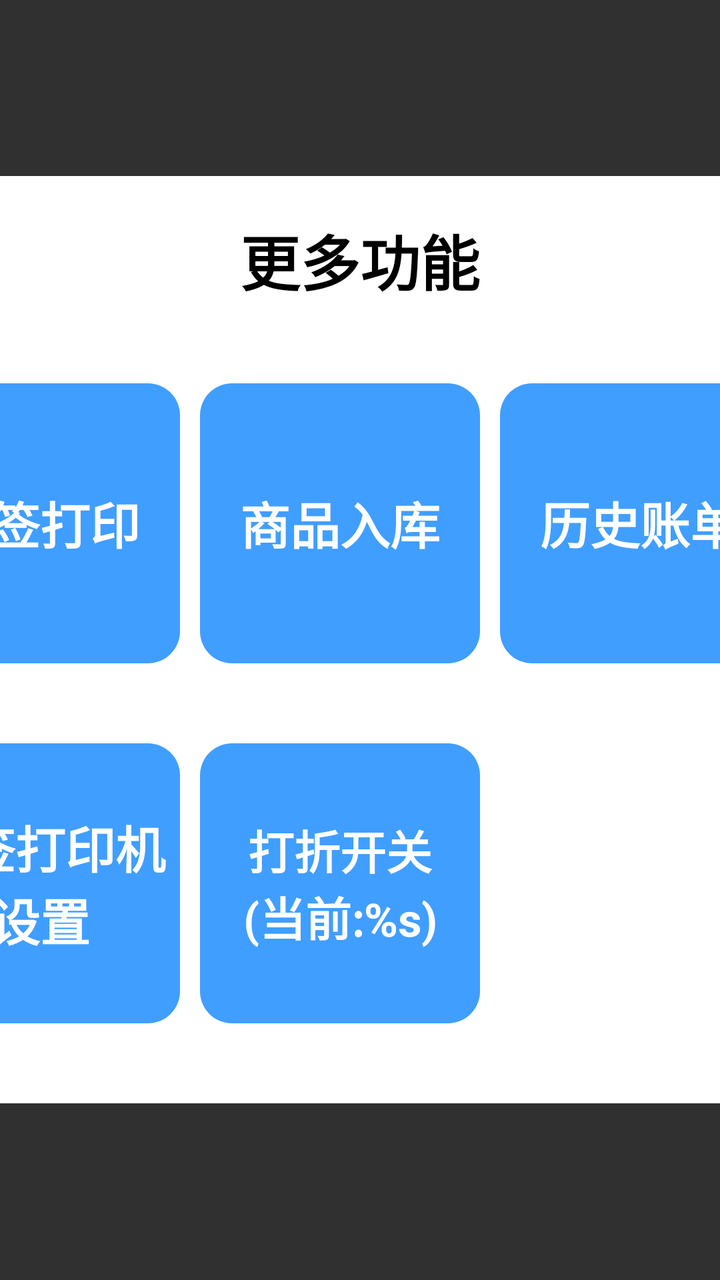
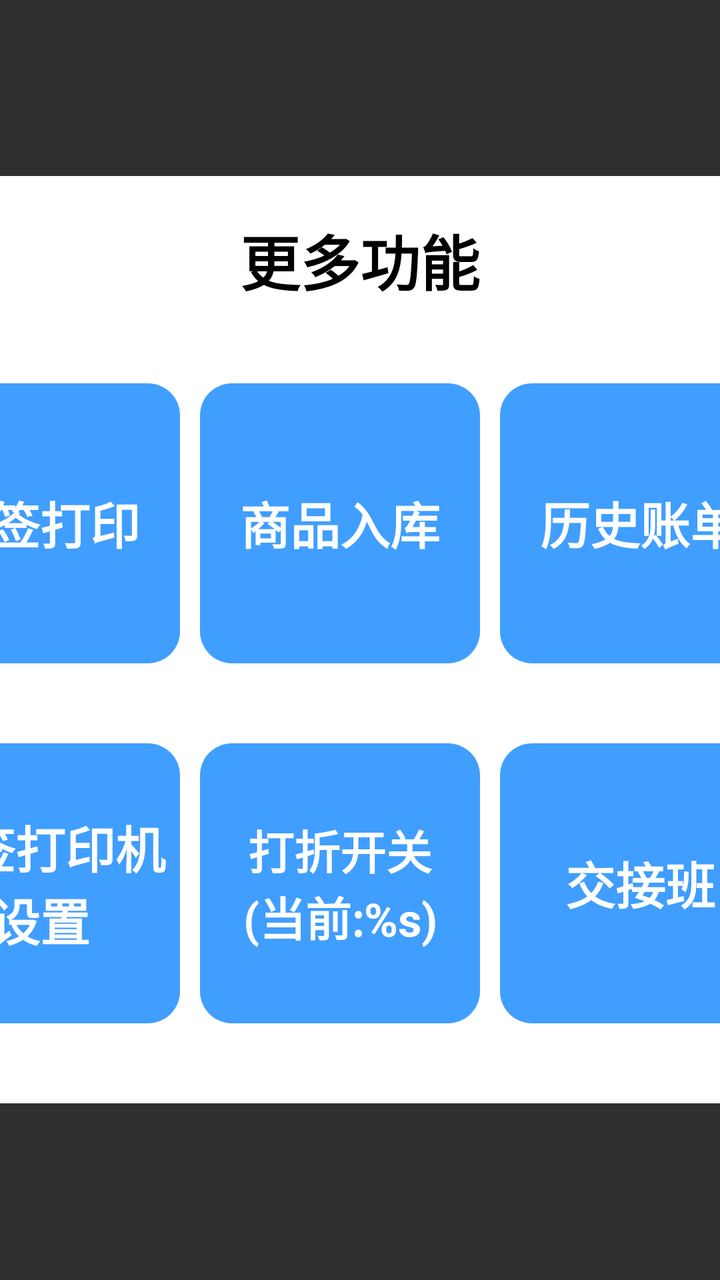

Screens rendered from an Android XML layout before and after an edit, with the pre-edit source and the edit as a unified diff.
<!-- AndroidManifest.xml: application theme Base.Theme.UHMCS -->
<!-- res/layout/popupwindow_more_function.xml -->
<?xml version="1.0" encoding="utf-8"?>
<LinearLayout xmlns:android="http://schemas.android.com/apk/res/android"
    android:orientation="vertical"
    android:layout_width="match_parent"
    android:layout_height="match_parent"
    android:gravity="center"
    android:id="@+id/all_view">
    <LinearLayout
        android:clickable="true"
        android:focusable="true"
        android:padding="20dp"
        android:layout_width="800dp"
        android:layout_height="wrap_content"
        android:orientation="vertical"
        android:background="@drawable/white_bg">
        <RelativeLayout
            android:layout_marginBottom="20dp"
            android:layout_width="match_parent"
            android:layout_height="wrap_content">
            <TextView
                android:id="@+id/hint_tv"
                android:layout_width="wrap_content"
                android:layout_height="wrap_content"
                android:textColor="@color/black"
                android:textSize="30dp"
                android:text="@string/more_features"
                android:textStyle="bold"
                android:layout_centerInParent="true" />
            <ImageView
                android:id="@+id/guanbi_btn"
                android:layout_centerVertical="true"
                android:layout_width="40dp"
                android:layout_height="40dp"
                android:src="@drawable/guanbi"
                android:layout_alignParentRight="true"/>
        </RelativeLayout>
        <LinearLayout
            android:layout_marginTop="20dp"
            android:layout_marginBottom="20dp"
            android:layout_width="match_parent"
            android:layout_height="wrap_content"
            android:orientation="horizontal"
            android:gravity="center_vertical">
            <TextView
                android:id="@+id/tongbushuju_btn"
                android:layout_marginRight="10dp"
                android:layout_width="140dp"
                android:layout_height="140dp"
                android:background="@drawable/blue_bg4"
                android:textColor="@color/white"
                android:textSize="25dp"
                android:textStyle="bold"
                android:text="@string/sync_data"
                android:gravity="center"/>
            <TextView
                android:id="@+id/bianqiandaying_btn"
                android:layout_marginRight="10dp"
                android:layout_width="140dp"
                android:layout_height="140dp"
                android:background="@drawable/blue_bg4"
                android:textColor="@color/white"
                android:textSize="25dp"
                android:textStyle="bold"
                android:text="@string/label_printing"
                android:gravity="center"/>
            <TextView
                android:id="@+id/shangpinruku_btn"
                android:layout_marginRight="10dp"
                android:layout_width="140dp"
                android:layout_height="140dp"
                android:background="@drawable/blue_bg4"
                android:textColor="@color/white"
                android:textSize="25dp"
                android:textStyle="bold"
                android:text="@string/stock_in"
                android:gravity="center"/>
            <TextView
                android:id="@+id/lishizhangdan_btn"
                android:layout_marginRight="10dp"
                android:layout_width="140dp"
                android:layout_height="140dp"
                android:background="@drawable/blue_bg4"
                android:textColor="@color/white"
                android:textSize="25dp"
                android:textStyle="bold"
                android:text="@string/order_history"
                android:gravity="center"/>
            <TextView
                android:id="@+id/tuichudenglv_btn"
                android:layout_marginRight="10dp"
                android:layout_width="140dp"
                android:layout_height="140dp"
                android:background="@drawable/blue_bg4"
                android:textColor="@color/white"
                android:textSize="25dp"
                android:textStyle="bold"
                android:text="@string/log_out"
                android:gravity="center"/>
        </LinearLayout>
        <LinearLayout
            android:visibility="visible"
            android:layout_marginTop="20dp"
            android:layout_marginBottom="20dp"
            android:layout_width="match_parent"
            android:layout_height="wrap_content"
            android:orientation="horizontal"
            android:gravity="center_vertical">
            <TextView
                android:id="@+id/zhangdandayingji_btn"
                android:visibility="visible"
                android:layout_marginEnd="10dp"
                android:layout_width="140dp"
                android:layout_height="140dp"
                android:background="@drawable/blue_bg4"
                android:textColor="@color/white"
                android:textSize="25dp"
                android:textStyle="bold"
                android:text="@string/receipt_printer_setup"
                android:gravity="center"/>
            <TextView
                android:id="@+id/bianqiandayingji_btn"
                android:visibility="visible"
                android:layout_marginRight="10dp"
                android:layout_width="140dp"
                android:layout_height="140dp"
                android:background="@drawable/blue_bg4"
                android:textColor="@color/white"
                android:textSize="25dp"
                android:textStyle="bold"
                android:text="@string/label_printer_setup"
                android:gravity="center"/>
            <TextView
                android:id="@+id/dazhekaiguan_btn"
                android:visibility="visible"
                android:layout_marginRight="10dp"
                android:layout_width="140dp"
                android:layout_height="140dp"
                android:background="@drawable/blue_bg4"
                android:textColor="@color/white"
                android:textSize="23dp"
                android:textStyle="bold"
                android:text="@string/discount_toggle"
                android:gravity="center"/>
            <TextView
                android:visibility="gone"
                android:id="@+id/shangpindianji_btn"
                android:layout_marginRight="10dp"
                android:layout_width="140dp"
                android:layout_height="140dp"
                android:background="@drawable/blue_bg4"
                android:textColor="@color/white"
                android:textSize="20dp"
                android:textStyle="bold"
                android:text="@string/shangpinkaiguan"
                android:gravity="center"/>
            <TextView
                android:visibility="gone"
                android:id="@+id/zhifushengzhi_btn"
                android:layout_marginRight="10dp"
                android:layout_width="140dp"
                android:layout_height="140dp"
                android:background="@drawable/blue_bg4"
                android:textColor="@color/white"
                android:textSize="25dp"
                android:textStyle="bold"
                android:text="支付设置"
                android:gravity="center"/>
            <TextView
                android:visibility="gone"
                android:id="@+id/huiyuanchongzhi_btn"
                android:layout_marginRight="10dp"
                android:layout_width="140dp"
                android:layout_height="140dp"
                android:background="@drawable/blue_bg4"
                android:textColor="@color/white"
                android:textSize="25dp"
                android:textStyle="bold"
                android:text="会员充值"
                android:gravity="center"/>
            <TextView
                android:visibility="gone"
                android:id="@+id/qianxiangshezhi_btn"
                android:layout_marginRight="10dp"
                android:layout_width="140dp"
                android:layout_height="140dp"
                android:background="@drawable/blue_bg4"
                android:textColor="@color/white"
                android:textSize="25dp"
                android:textStyle="bold"
                android:text="钱箱设置"
                android:gravity="center"/>

            <TextView
                android:visibility="gone"
                android:id="@+id/jiaojieban_btn"
                android:layout_marginRight="10dp"
                android:layout_width="140dp"
                android:layout_height="140dp"
                android:background="@drawable/blue_bg4"
                android:textColor="@color/white"
                android:textSize="25dp"
                android:textStyle="bold"
                android:text="交接班"
                android:gravity="center"/>


        </LinearLayout>
    </LinearLayout>

</LinearLayout>
<!-- resources referenced by this layout -->
<resources>
  <color name="black">#FF000000</color>
  <color name="white">#FFFFFFFF</color>
  <!-- drawable blue_bg4 (drawable) -->
  <?xml version="1.0" encoding="UTF-8"?>
  <shape xmlns:android="http://schemas.android.com/apk/res/android"
      android:shape="rectangle" >
  
      
      <solid android:color="#409eff" />
      
  
  
      
  
      
      <corners android:radius="16dp" />
      
  
  
  
  
  
  
  </shape>
  <!-- drawable guanbi (drawable) -->
  <vector xmlns:android="http://schemas.android.com/apk/res/android" android:height="30dp" android:viewportHeight="26" android:viewportWidth="26" android:width="30dp">
        
      <path android:fillAlpha="0" android:fillColor="#fff" android:pathData="M0,0h26v26h-26z" android:strokeAlpha="0"/>
        
      <path android:fillColor="#909399" android:pathData="M11.582,13.235l-8.24,-8.24a1.169,1.169 0,0 1,1.653 -1.653l8.24,8.24 8.24,-8.24a1.169,1.169 0,1 1,1.653 1.653l-8.24,8.24 8.24,8.24a1.169,1.169 0,1 1,-1.653 1.653l-8.24,-8.24 -8.24,8.24a1.169,1.169 0,1 1,-1.653 -1.653Z"/>
      
  </vector>
  <!-- drawable white_bg (drawable) -->
  <?xml version="1.0" encoding="UTF-8"?>
  <shape xmlns:android="http://schemas.android.com/apk/res/android"
      android:shape="rectangle" >
  
      
      <solid android:color="@color/white" />
      
  
  
      
  
      
      <corners android:radius="16dp" />
      
  
  
  
  
  
  
  </shape>
  <string name="discount_toggle">打折开关\n(当前:%s)</string>
  <string name="label_printer_setup">标签打印机设置</string>
  <string name="label_printing">标签打印</string>
  <string name="log_out">退出登录</string>
  <string name="more_features">更多功能</string>
  <string name="order_history">历史账单</string>
  <string name="receipt_printer_setup">账单打印机设置</string>
  <string name="shangpinkaiguan">商品点击开关\n(当前:%s)</string>
  <string name="stock_in">商品入库</string>
  <string name="sync_data">同步数据</string>
  <style name="Base.Theme.UHMCS" parent="Theme.AppCompat.NoActionBar">
          
          
          <item name="android:windowFullscreen">true</item>
          <item name="android:windowContentOverlay">@null</item>
          <item name="colorControlActivated">@color/black</item> 
      </style>
</resources>

<!-- the commit's change to res/layout/popupwindow_more_function.xml (unified diff, before → after) -->
@@ -191,7 +191,7 @@
                 android:gravity="center"/>
 
             <TextView
-                android:visibility="gone"
+                android:visibility="visible"
                 android:id="@+id/jiaojieban_btn"
                 android:layout_marginRight="10dp"
                 android:layout_width="140dp"
